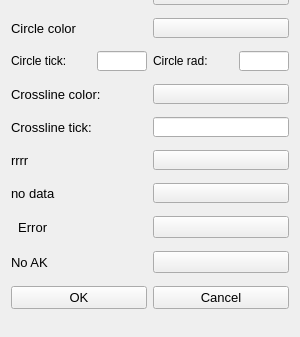
Above: win/qt_win_snail/ViewProperies.ui from ultrasonic59/snail_w before the change; both pictures show x 0 to 300 and y 192 to 529 of the 300 by 529 pixel window. Below: the same form after it.
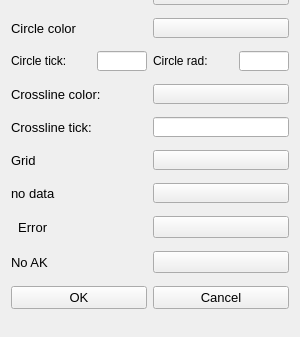
That is the form after the change. Icons and pictures are not drawn. Custom widgets are drawn as their Qt base class.

Diff of the .ui file:
```diff
--- a/win/qt_win_snail/ViewProperies.ui
+++ b/win/qt_win_snail/ViewProperies.ui
@@ -389,7 +389,7 @@
         </font>
        </property>
        <property name="text">
-        <string>rrrr</string>
+        <string>Grid</string>
        </property>
       </widget>
      </item>
```
Left out of the diff: 4 changed lines with no effect on the pictures.
